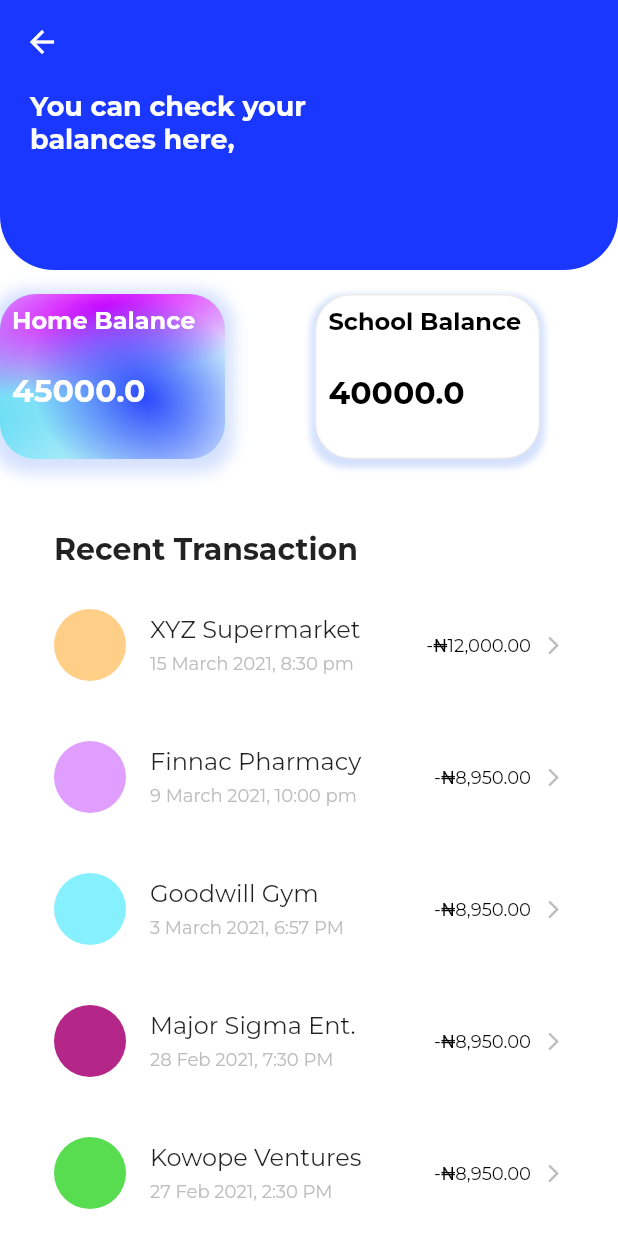
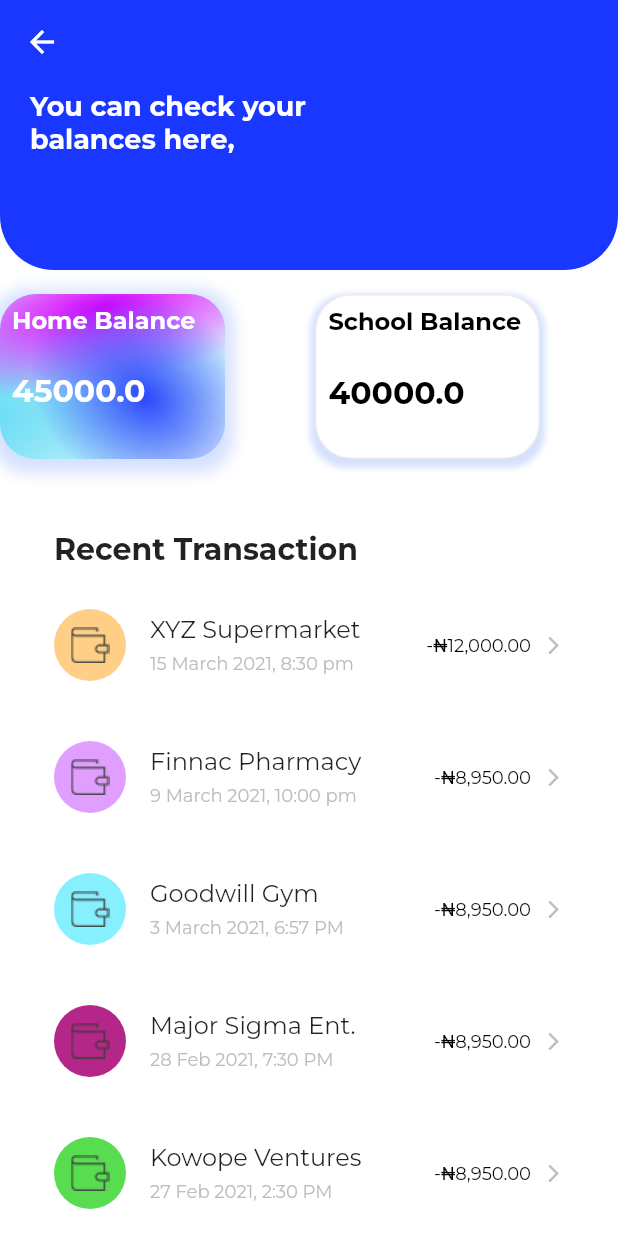
Before and after one commit to majorsigma/app_task, a Flutter app: the BalancesScreen screen opened directly, on a phone screen of 412 x 824 dp. Run offline on Flutter 3.47's test engine with Material 2 defaults, Android fonts, the phone set to English and light mode, and no system bars; our stand-ins replace flutter_svg; project files that could hold a hidden picture were left out.

Commit message:
Added Icon to the recent transaction tiles

```diff
--- a/lib/pages/balances_page.dart
+++ b/lib/pages/balances_page.dart
@@ -1,3 +1,4 @@
+import 'package:app_task/gen/assets.gen.dart';
 import 'package:app_task/gen/fonts.gen.dart';
 import 'package:app_task/models/transactions.dart';
 import 'package:app_task/pages/widgets/custom_prices.dart';
@@ -94,6 +95,9 @@ class _BalancesScreenState extends State<BalancesScreen> {
                               shape: BoxShape.circle,
                               color: listOfTransactions[index].color,
                             ),
+                            child: Assets.svg.wallet.image(
+                              fit: BoxFit.scaleDown,
+                            ),
                           ),
                           title: Text(
                             listOfTransactions[index].title,
```
